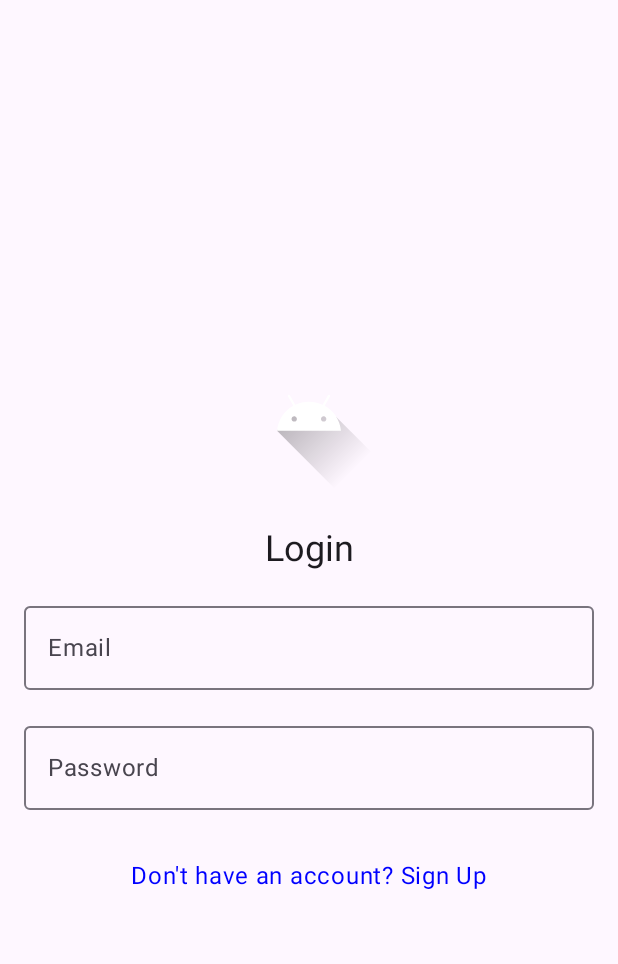
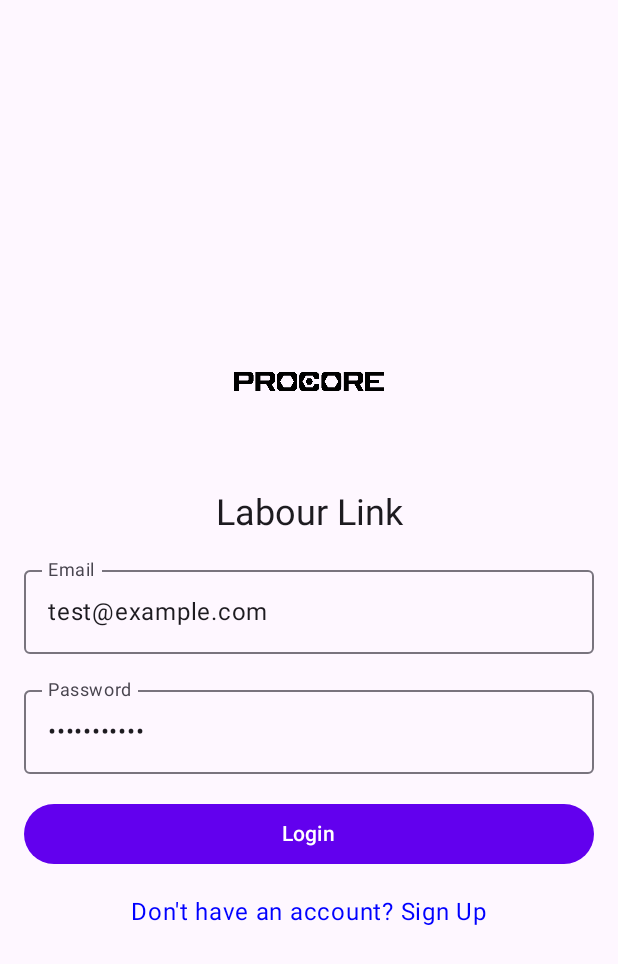
Before and after one commit to vishal-rathod-mob/LabourLink, an Android app built with Jetpack Compose: the screen it shows after launch (LoginActivity), on a phone screen of 412 x 824 dp. Shown: the top 964 px of the screen. Run offline under Robolectric (Android 15) with nearby library versions, the phone set to English and light mode, and no system bars; our stand-ins replace livedata-compose.

Commit message:
login changes added

```diff
--- a/app/src/main/AndroidManifest.xml
+++ b/app/src/main/AndroidManifest.xml
@@ -18,7 +18,6 @@
             android:label="@string/app_name">
             <intent-filter>
                 <action android:name="android.intent.action.MAIN" />
-
                 <category android:name="android.intent.category.LAUNCHER" />
             </intent-filter>
         </activity>
@@ -26,7 +25,7 @@
         <activity
             android:name=".MainActivity"
             android:exported="true"
-            android:label="@string/app_name">
+            android:label="Main">
         </activity>
     </application>
 
--- a/app/src/main/java/com/procore/hackathon/labourlink/ui/login/LoginActivity.kt
+++ b/app/src/main/java/com/procore/hackathon/labourlink/ui/login/LoginActivity.kt
@@ -5,6 +5,11 @@ import android.widget.Toast
 import androidx.activity.ComponentActivity
 import androidx.activity.compose.setContent
 import androidx.activity.viewModels
+import androidx.compose.foundation.layout.fillMaxSize
+import androidx.compose.material3.MaterialTheme
+import androidx.compose.material3.Surface
+import androidx.compose.ui.Modifier
+import com.procore.hackathon.labourlink.ui.theme.AppTheme
 
 
 class LoginActivity: ComponentActivity() {
@@ -14,6 +19,11 @@ class LoginActivity: ComponentActivity() {
         super.onCreate(savedInstanceState)
 
         setContent {
+            AppTheme {
+                Surface(
+                    modifier = Modifier.fillMaxSize(),
+                    color = MaterialTheme.colorScheme.background
+                ) {
                     LoginScreen(
                         onLoginClicked = { email, password ->
                             viewModel.login(email, password)
@@ -25,4 +35,7 @@ class LoginActivity: ComponentActivity() {
                     )
                 }
             }
+
         }
+    }
+}
--- a/app/src/main/java/com/procore/hackathon/labourlink/ui/login/LoginScreen.kt
+++ b/app/src/main/java/com/procore/hackathon/labourlink/ui/login/LoginScreen.kt
@@ -3,7 +3,10 @@ package com.procore.hackathon.labourlink.ui.login
 import android.content.Intent
 import android.widget.Toast
 import androidx.compose.foundation.Image
+import androidx.compose.foundation.background
+import androidx.compose.foundation.clickable
 import androidx.compose.foundation.layout.Arrangement
+import androidx.compose.foundation.layout.Box
 import androidx.compose.foundation.layout.Column
 import androidx.compose.foundation.layout.Spacer
 import androidx.compose.foundation.layout.fillMaxSize
@@ -11,8 +14,11 @@ import androidx.compose.foundation.layout.fillMaxWidth
 import androidx.compose.foundation.layout.height
 import androidx.compose.foundation.layout.padding
 import androidx.compose.foundation.layout.size
+import androidx.compose.foundation.shape.RoundedCornerShape
 import androidx.compose.foundation.text.ClickableText
 import androidx.compose.foundation.text.KeyboardOptions
+import androidx.compose.material3.Button
+import androidx.compose.material3.ButtonDefaults
 import androidx.compose.material3.MaterialTheme
 import androidx.compose.material3.OutlinedTextField
 import androidx.compose.material3.Surface
@@ -33,7 +39,6 @@ import androidx.compose.ui.text.AnnotatedString
 import androidx.compose.ui.text.input.KeyboardType
 import androidx.compose.ui.text.input.PasswordVisualTransformation
 import androidx.compose.ui.text.input.VisualTransformation
-import androidx.compose.ui.tooling.preview.Preview
 import androidx.compose.ui.unit.dp
 import androidx.compose.ui.unit.sp
 import com.procore.hackathon.labourlink.MainActivity
@@ -46,8 +51,8 @@ fun LoginScreen(
     onSignUpClicked: () -> Unit,
     viewModel: LoginViewModel
 ) {
-    var email by remember { mutableStateOf("") }
-    var password by remember { mutableStateOf("") }
+    var email by remember { mutableStateOf("test@example.com") }
+    var password by remember { mutableStateOf("password123") }
     val loginResult by viewModel.loginResult.observeAsState()
     val context = LocalContext.current // Obtain the context in a composable-safe way
 
@@ -71,7 +76,7 @@ fun LoginScreen(
             verticalArrangement = Arrangement.Center
         ) {
             Image(
-                painter = painterResource(id = R.drawable.ic_launcher_foreground),
+                painter = painterResource(id = R.drawable.ic_procore),
                 contentDescription = "Labour Link",
                 modifier = Modifier.size(100.dp)
             )
@@ -79,7 +84,7 @@ fun LoginScreen(
             Spacer(modifier = Modifier.height(24.dp))
 
             Text(
-                text = "Login",
+                text = "Labour Link",
                 style = MaterialTheme.typography.titleLarge,
                 fontSize = 24.sp
             )
@@ -111,9 +116,9 @@ fun LoginScreen(
 
             Button(
                 onClick = { onLoginClicked(email, password) },
-                modifier = Modifier.fillMaxWidth()
+                modifier = Modifier.fillMaxWidth(),
             ) {
-                Text("Login")
+                Text(text = "Login")
             }
 
             Spacer(modifier = Modifier.height(16.dp))
@@ -126,8 +131,3 @@ fun LoginScreen(
         }
     }
 }
-
-@Composable
-fun Button(onClick: () -> Unit, modifier: Modifier, content: @Composable () -> Unit) {
-
-}
--- /dev/null
+++ b/app/src/main/java/com/procore/hackathon/labourlink/ui/theme/AppTheme.kt
@@ -0,0 +1,55 @@
+package com.procore.hackathon.labourlink.ui.theme
+
+import androidx.compose.foundation.isSystemInDarkTheme
+import androidx.compose.foundation.shape.RoundedCornerShape
+import androidx.compose.material3.MaterialTheme
+import androidx.compose.material3.Shapes
+import androidx.compose.material3.Typography
+import androidx.compose.material3.darkColorScheme
+import androidx.compose.material3.lightColorScheme
+import androidx.compose.runtime.Composable
+import androidx.compose.ui.graphics.Color
+import androidx.compose.ui.text.TextStyle
+import androidx.compose.ui.text.font.FontFamily
+import androidx.compose.ui.text.font.FontWeight
+import androidx.compose.ui.unit.dp
+import androidx.compose.ui.unit.sp
+
+@Composable
+fun AppTheme(
+    darkTheme: Boolean = false,
+    content: @Composable () -> Unit
+) {
+    val colors = if (darkTheme) {
+        darkColorScheme(
+            primary = Color(0xFFBB86FC),
+            secondary = Color(0xFF03DAC5),
+            tertiary = Color(0xFF3700B3)
+        )
+    } else {
+        lightColorScheme(
+            primary = Color(0xFF6200EE),
+            secondary = Color(0xFF03DAC5),
+            tertiary = Color(0xFF3700B3)
+        )
+    }
+    val typography = Typography(
+        bodyMedium = TextStyle(
+            fontFamily = FontFamily.Default,
+            fontWeight = FontWeight.Normal,
+            fontSize = 16.sp
+        )
+    )
+    val shapes = Shapes(
+        small = RoundedCornerShape(4.dp),
+        medium = RoundedCornerShape(4.dp),
+        large = RoundedCornerShape(0.dp)
+    )
+
+    MaterialTheme(
+        colorScheme = colors,
+        typography = typography,
+        shapes = shapes,
+        content = content
+    )
+}
```
Also changed, not shown: app/src/main/res/drawable/ic_procore.png (added). Lines whose indentation alone changed are shown as unchanged.
